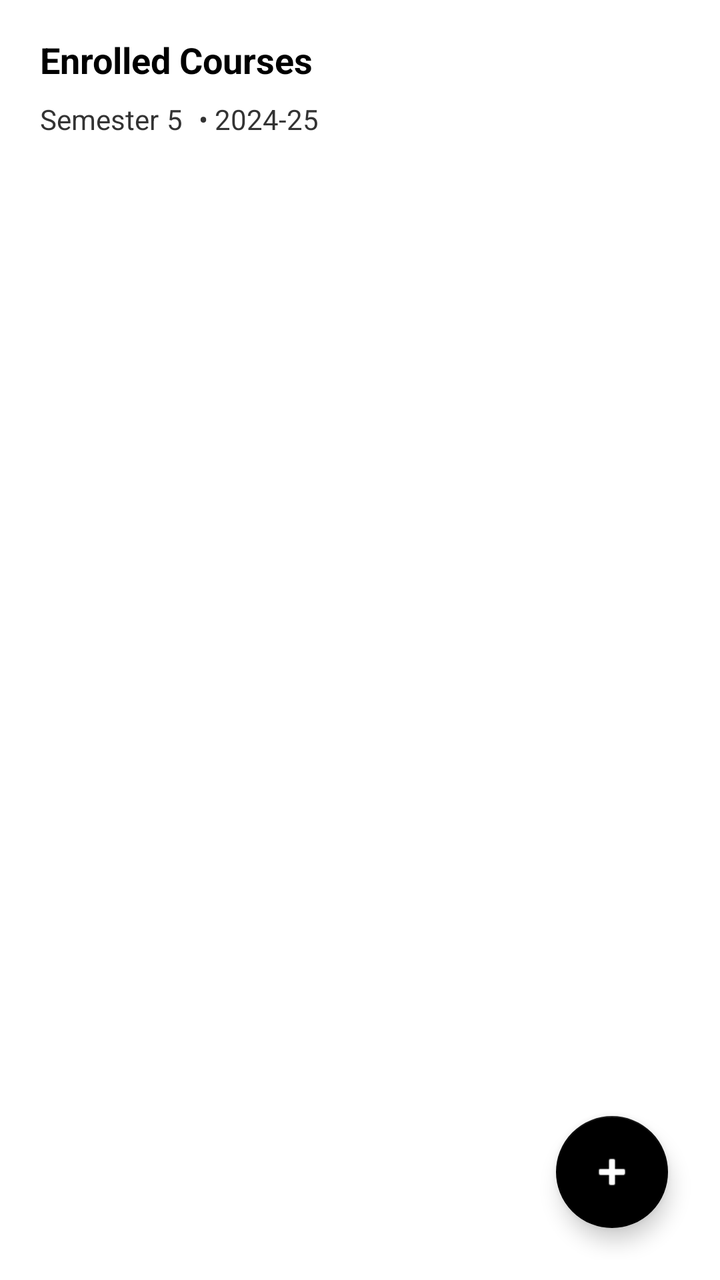
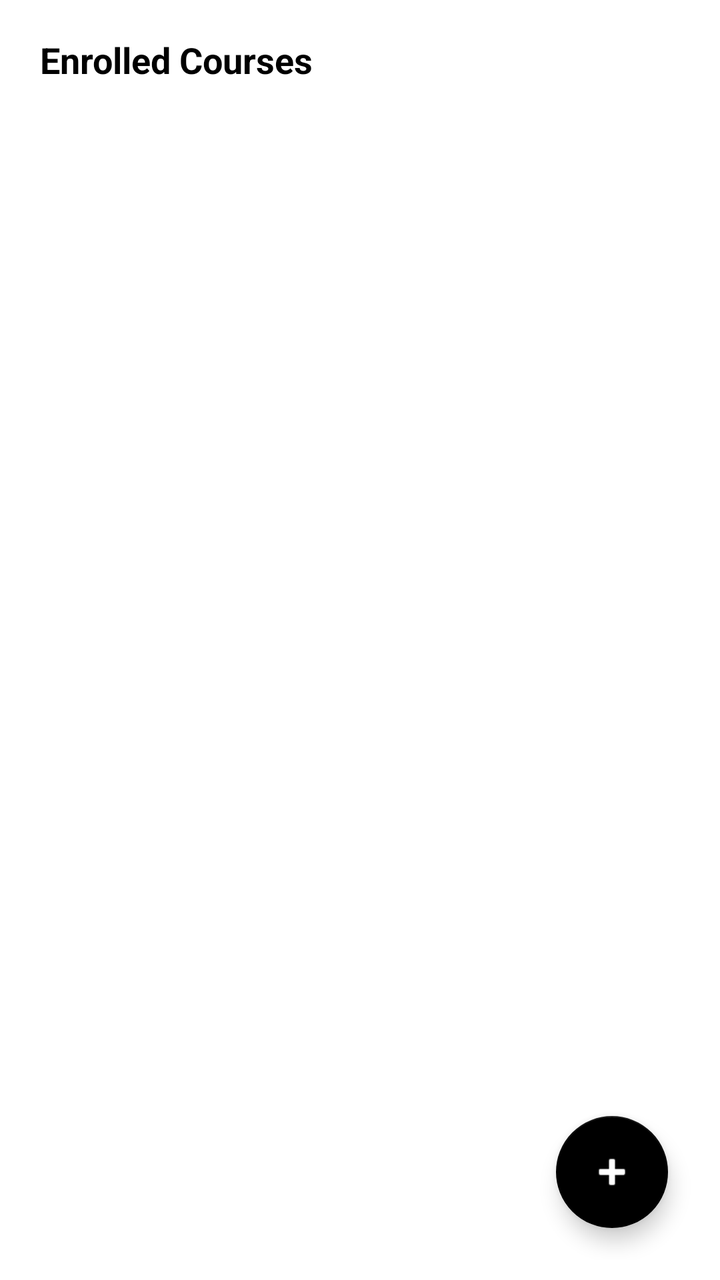

An Android layout rendered at two revisions. The XML below is the earlier revision; the diff shows what the commit changed to produce the second picture.
<!-- AndroidManifest.xml: application theme Theme.StudentOrganizer -->
<!-- res/layout/fragment_course.xml -->
<?xml version="1.0" encoding="utf-8"?>
<androidx.constraintlayout.widget.ConstraintLayout xmlns:android="http://schemas.android.com/apk/res/android"
    xmlns:app="http://schemas.android.com/apk/res-auto"
    xmlns:tools="http://schemas.android.com/tools"
    android:id="@+id/frameLayout2"
    android:layout_width="match_parent"
    android:layout_height="match_parent"
    android:background="@color/white"
    android:padding="10dp"
    tools:context=".fragments.CourseFragment">

    <TextView
        android:id="@+id/textView3"
        android:layout_width="match_parent"
        android:layout_height="40dp"
        android:gravity="center_vertical"
        android:paddingHorizontal="10dp"
        android:text="Enrolled Courses"
        android:textColor="@color/black"
        android:textSize="18sp"
        android:textStyle="bold"
        app:layout_constraintEnd_toEndOf="parent"
        app:layout_constraintStart_toStartOf="parent"
        app:layout_constraintTop_toTopOf="parent" />

    <LinearLayout
        android:id="@+id/linearLayout1"
        android:layout_width="match_parent"
        android:layout_height="wrap_content"
        android:orientation="horizontal"
        android:paddingHorizontal="10dp"
        android:paddingBottom="8dp"
        app:layout_constraintEnd_toEndOf="parent"
        app:layout_constraintStart_toStartOf="parent"
        app:layout_constraintTop_toBottomOf="@+id/textView3">

        <TextView
            android:layout_width="wrap_content"
            android:layout_height="wrap_content"
            android:text="Semester"
            android:textColor="@color/gray_dark"
            android:textSize="14sp" />

        <TextView
            android:id="@+id/tv_semester"
            android:layout_width="wrap_content"
            android:layout_height="wrap_content"
            android:paddingHorizontal="4dp"
            android:text="5"
            android:textColor="@color/gray_dark"
            android:textSize="14sp" />

        <TextView
            android:layout_width="wrap_content"
            android:layout_height="wrap_content"
            android:paddingHorizontal="4dp"
            android:text="• 2024-25"
            android:textColor="@color/gray_dark"
            android:textSize="14sp" />
    </LinearLayout>

    <androidx.recyclerview.widget.RecyclerView
        android:id="@+id/rvCourses"
        android:layout_width="0dp"
        android:layout_height="0dp"
        android:clipToPadding="false"
        android:paddingBottom="80dp"
        app:layoutManager="androidx.recyclerview.widget.LinearLayoutManager"
        app:layout_constraintBottom_toBottomOf="parent"
        app:layout_constraintEnd_toEndOf="parent"
        app:layout_constraintStart_toStartOf="parent"
        app:layout_constraintTop_toBottomOf="@id/linearLayout1" />

    
    <androidx.cardview.widget.CardView
        android:id="@+id/layoutEmptyCourses"
        android:layout_width="match_parent"
        android:layout_height="wrap_content"
        android:layout_marginHorizontal="10dp"
        android:layout_marginTop="30dp"
        android:visibility="gone"
        app:cardBackgroundColor="@color/gray_card_bg"
        app:cardCornerRadius="16dp"
        app:cardElevation="0dp"
        app:layout_constraintEnd_toEndOf="parent"
        app:layout_constraintStart_toStartOf="parent"
        app:layout_constraintTop_toBottomOf="@id/linearLayout1">

        <LinearLayout
            android:layout_width="match_parent"
            android:layout_height="wrap_content"
            android:gravity="center"
            android:orientation="vertical"
            android:padding="32dp">

            <ImageView
                android:layout_width="48dp"
                android:layout_height="48dp"
                android:src="@drawable/ic_course"
                app:tint="@color/black" />

            <TextView
                android:layout_width="wrap_content"
                android:layout_height="wrap_content"
                android:layout_marginTop="12dp"
                android:text="No Courses Added Yet"
                android:textColor="@color/black"
                android:textSize="18sp"
                android:textStyle="bold" />

            <TextView
                android:layout_width="wrap_content"
                android:layout_height="wrap_content"
                android:layout_marginTop="6dp"
                android:gravity="center"
                android:text="Tap the '+' button below to add your first course and start tracking your academic progress."
                android:textColor="@color/gray_medium"
                android:textSize="13sp" />
        </LinearLayout>
    </androidx.cardview.widget.CardView>

    <com.google.android.material.floatingactionbutton.FloatingActionButton
        android:id="@+id/fabAddCourse"
        android:layout_width="wrap_content"
        android:layout_height="wrap_content"
        android:layout_margin="16dp"
        android:contentDescription="Add Course"
        android:src="@android:drawable/ic_input_add"
        app:backgroundTint="@color/black"
        app:tint="@color/white"
        app:layout_constraintBottom_toBottomOf="parent"
        app:layout_constraintEnd_toEndOf="parent" />

    
    <androidx.compose.ui.platform.ComposeView
        android:id="@+id/composeViewDetail"
        android:layout_width="match_parent"
        android:layout_height="match_parent"
        android:visibility="gone"
        android:elevation="10dp"
        app:layout_constraintBottom_toBottomOf="parent"
        app:layout_constraintEnd_toEndOf="parent"
        app:layout_constraintStart_toStartOf="parent"
        app:layout_constraintTop_toTopOf="parent" />

</androidx.constraintlayout.widget.ConstraintLayout>
<!-- resources referenced by this layout -->
<resources>
  <color name="black">#FF000000</color>
  <color name="gray_card_bg">#FFF8F9FA</color>
  <color name="gray_dark">#FF333333</color>
  <color name="gray_medium">#FF888888</color>
  <color name="white">#FFFFFFFF</color>
  <!-- drawable ic_course (drawable) -->
  <vector xmlns:android="http://schemas.android.com/apk/res/android"
      android:width="24dp"
      android:height="24dp"
      android:viewportWidth="24"
      android:viewportHeight="24"
      android:tint="@color/white">
      <path
          android:fillColor="@android:color/white"
          android:pathData="M18,2H6C4.9,2,4,2.9,4,4v16c0,1.1,0.9,2,2,2h12c1.1,0,2-0.9,2-2V4C20,2.9,19.1,2,18,2z M18,20H6V4h2v8l2.5-1.5L13,12V4h5V20z"/>
  </vector>
  <style name="Theme.StudentOrganizer" parent="Theme.MaterialComponents.DayNight.NoActionBar">
          
          <item name="colorPrimary">@color/black</item>
          <item name="colorOnPrimary">@color/white</item>
  
          
          <item name="colorSecondary">@color/gray_dark</item>
          <item name="colorOnSecondary">@color/white</item>
  
          
          <item name="colorSurface">@color/white</item>
          <item name="colorOnSurface">@color/black</item>
          <item name="android:windowBackground">@color/white</item>
  
          
          <item name="android:statusBarColor">@color/black</item>
          <item name="android:windowLightStatusBar">false</item>
  
          
          <item name="colorControlActivated">@color/black</item>
          <item name="colorControlHighlight">@color/gray_medium</item>
      </style>
</resources>

<!-- the commit's change to res/layout/fragment_course.xml (unified diff, before → after) -->
@@ -23,42 +23,6 @@
         app:layout_constraintStart_toStartOf="parent"
         app:layout_constraintTop_toTopOf="parent" />
 
-    <LinearLayout
-        android:id="@+id/linearLayout1"
-        android:layout_width="match_parent"
-        android:layout_height="wrap_content"
-        android:orientation="horizontal"
-        android:paddingHorizontal="10dp"
-        android:paddingBottom="8dp"
-        app:layout_constraintEnd_toEndOf="parent"
-        app:layout_constraintStart_toStartOf="parent"
-        app:layout_constraintTop_toBottomOf="@+id/textView3">
-
-        <TextView
-            android:layout_width="wrap_content"
-            android:layout_height="wrap_content"
-            android:text="Semester"
-            android:textColor="@color/gray_dark"
-            android:textSize="14sp" />
-
-        <TextView
-            android:id="@+id/tv_semester"
-            android:layout_width="wrap_content"
-            android:layout_height="wrap_content"
-            android:paddingHorizontal="4dp"
-            android:text="5"
-            android:textColor="@color/gray_dark"
-            android:textSize="14sp" />
-
-        <TextView
-            android:layout_width="wrap_content"
-            android:layout_height="wrap_content"
-            android:paddingHorizontal="4dp"
-            android:text="• 2024-25"
-            android:textColor="@color/gray_dark"
-            android:textSize="14sp" />
-    </LinearLayout>
-
     <androidx.recyclerview.widget.RecyclerView
         android:id="@+id/rvCourses"
         android:layout_width="0dp"
@@ -69,7 +33,7 @@
         app:layout_constraintBottom_toBottomOf="parent"
         app:layout_constraintEnd_toEndOf="parent"
         app:layout_constraintStart_toStartOf="parent"
-        app:layout_constraintTop_toBottomOf="@id/linearLayout1" />
+        app:layout_constraintTop_toBottomOf="@+id/textView3" />
 
     
     <androidx.cardview.widget.CardView
@@ -84,7 +48,7 @@
         app:cardElevation="0dp"
         app:layout_constraintEnd_toEndOf="parent"
         app:layout_constraintStart_toStartOf="parent"
-        app:layout_constraintTop_toBottomOf="@id/linearLayout1">
+        app:layout_constraintTop_toBottomOf="@+id/textView3">
 
         <LinearLayout
             android:layout_width="match_parent"
